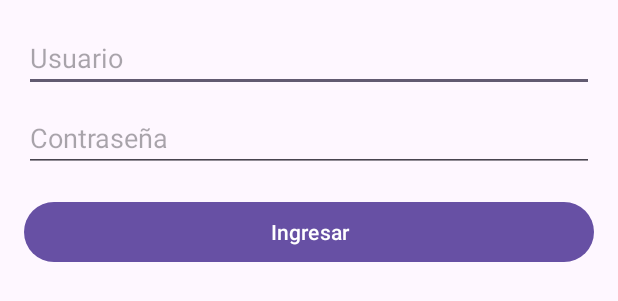
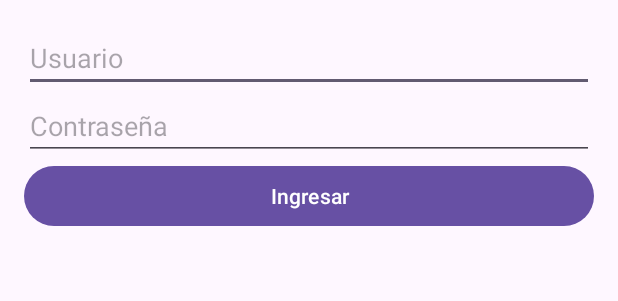
Before and after one commit to 20fer20/ISPCFinalLibre, an Android app: the layout activity_login.xml on its own in the app's theme, with its tools: preview values and no code run, on a phone screen of 412 x 824 dp. Shown: the top 301 px of the screen. Run offline under Robolectric (Android 15) with nearby library versions, the phone set to English and light mode, and no system bars.

Commit message:
correcciones de login 2.3

```diff
--- a/app/src/main/res/layout/activity_login.xml
+++ b/app/src/main/res/layout/activity_login.xml
@@ -6,28 +6,33 @@
     android:padding="16dp"
     tools:context=".LoginActivity">
 
+    <!-- activity_login.xml -->
+    <RelativeLayout xmlns:android="http://schemas.android.com/apk/res/android"
+        android:layout_width="match_parent"
+        android:layout_height="match_parent">
+
         <EditText
             android:id="@+id/editTextUsername"
             android:layout_width="match_parent"
             android:layout_height="wrap_content"
-        android:hint="Usuario"
-        android:inputType="text"/>
+            android:hint="Usuario"/>
 
         <EditText
             android:id="@+id/editTextPassword"
             android:layout_width="match_parent"
             android:layout_height="wrap_content"
             android:layout_below="@id/editTextUsername"
-        android:layout_marginTop="8dp"
-        android:hint="Contraseña"
-        android:inputType="textPassword"/>
+            android:inputType="textPassword"
+            android:hint="Contraseña"/>
 
         <Button
-        android:id="@+id/buttonLogin"
+            android:id="@+id/btnLogin"
             android:layout_width="match_parent"
             android:layout_height="wrap_content"
             android:layout_below="@id/editTextPassword"
-        android:layout_marginTop="16dp"
             android:text="Ingresar"/>
 
     </RelativeLayout>
+
+
+</RelativeLayout>
--- a/app/src/main/res/layout/activity_main.xml
+++ b/app/src/main/res/layout/activity_main.xml
@@ -39,7 +39,7 @@
         android:layout_height="46dp"
         android:layout_marginStart="10dp"
         android:layout_marginTop="8dp"
-        android:hint="@string/edtcurso"
+        android:hint="@string/Curso"
         android:ems="10"
         android:inputType="textPersonName"
         app:layout_constraintEnd_toStartOf="@+id/button2"
@@ -53,6 +53,7 @@
         android:layout_height="40dp"
         android:layout_marginStart="10dp"
         android:layout_marginTop="12dp"
+        android:hint="@string/nota1"
         android:ems="10"
         android:inputType="number"
         app:layout_constraintEnd_toStartOf="@+id/button3"
@@ -66,6 +67,7 @@
         android:layout_height="wrap_content"
         android:layout_marginTop="12dp"
         android:ems="10"
+        android:hint="@string/nota2"
         android:inputType="number"
         app:layout_constraintEnd_toStartOf="@+id/button4"
         app:layout_constraintHorizontal_bias="0.128"
@@ -78,6 +80,7 @@
         android:layout_height="wrap_content"
         android:layout_marginTop="12dp"
         android:ems="10"
+        android:hint="@string/nota3"
         android:inputType="number"
         app:layout_constraintEnd_toEndOf="parent"
         app:layout_constraintHorizontal_bias="0.042"
```
Also changed, not shown: app/src/main/AndroidManifest.xml (+9 -8 lines), app/src/main/java/com/fj/notas2023/LoginActivity.java (added, +46 -0 lines), app/src/main/java/com/fj/notas2023/login.java (deleted, +0 -50 lines), app/src/main/res/layout/activity_menu.xml (+15 -1 lines), app/src/main/res/values/strings.xml (+6 -1 lines), app/src/main/res/drawable/LOGIN.jpeg (added), app/src/main/res/drawable/libros.jpeg (added). Lines whose indentation alone changed are shown as unchanged.
